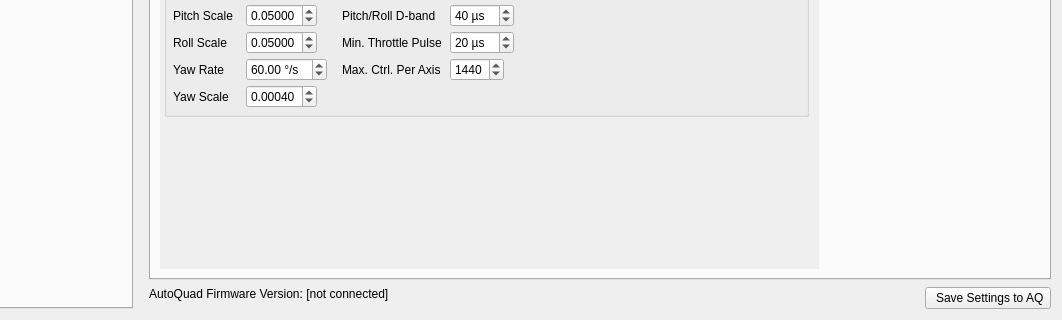
Qt form src/ui/qgcautoquad.ui (mpaperno/qgroundcontrol_aq) before a commit; both pictures show x 138 to 1200 and y 560 to 880 of the 1200 by 880 pixel window.
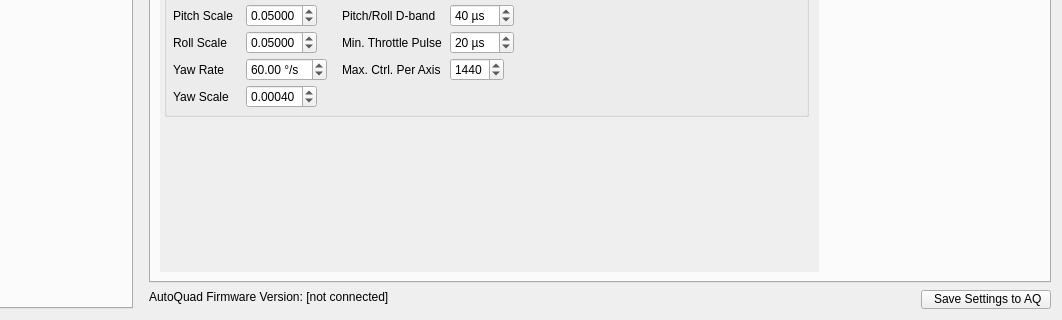
The same form after that commit. Icons and pictures are not drawn.

Commit message: Big style sheet update especially for the dark theme.  Many elements re-skinned; Style and layout fixes for Qt5; Final fix for HUD background issue; Fully working with Qt5 !!!

What changed in the file:
```diff
--- a/src/ui/qgcautoquad.ui
+++ b/src/ui/qgcautoquad.ui
@@ -372,6 +372,9 @@
            <verstretch>0</verstretch>
           </sizepolicy>
          </property>
+         <property name="styleSheet">
+          <string notr="true">padding: 1px 5px 2px;</string>
+         </property>
          <property name="text">
           <string>  Save Settings to AQ </string>
          </property>
@@ -1303,7 +1306,7 @@
                 <x>0</x>
                 <y>0</y>
                 <width>677</width>
-                <height>778</height>
+                <height>781</height>
                </rect>
               </property>
               <property name="sizePolicy">
```
The commit also changes 14 other files.
